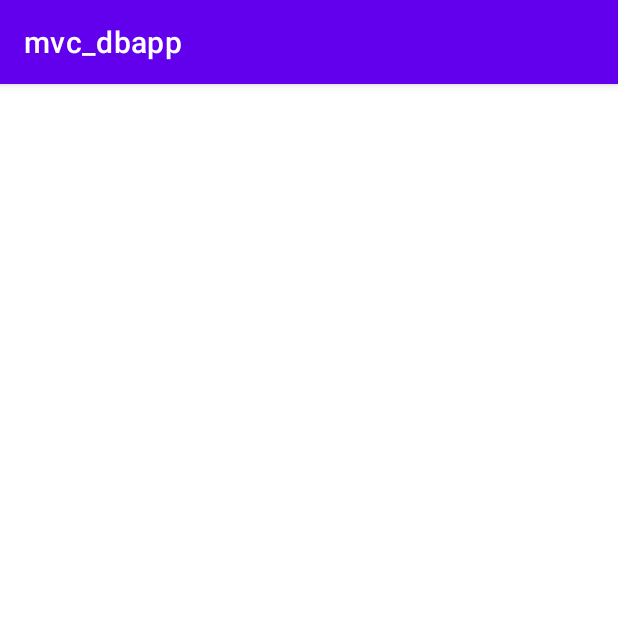
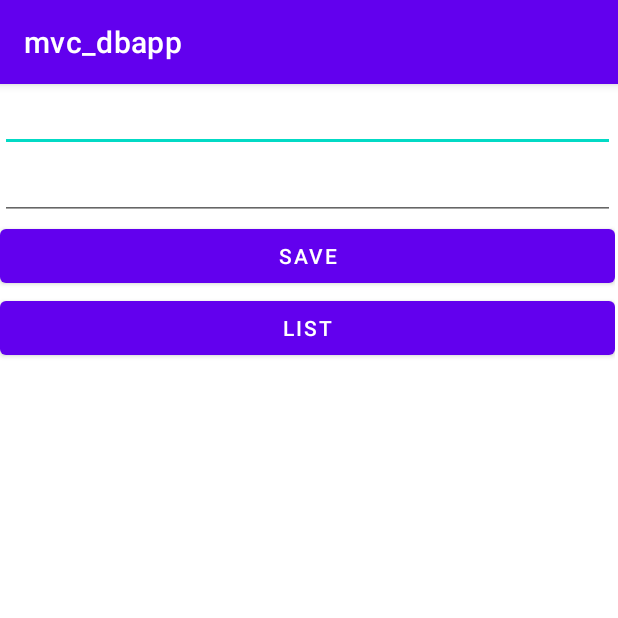
Before and after one commit to Fathima-arakkal/mvc_dbapp_Android, an Android app: the screen it shows after launch (MainActivity), on a phone screen of 412 x 824 dp, the top half of it. Run offline under Robolectric (Android 15) with nearby library versions, the phone set to English and light mode, and no system bars.

Commit message:
activity changed

```diff
--- a/app/src/main/java/com/example/mvc_dbapp/MainActivity.java
+++ b/app/src/main/java/com/example/mvc_dbapp/MainActivity.java
@@ -3,12 +3,46 @@ package com.example.mvc_dbapp;
 import androidx.appcompat.app.AppCompatActivity;
 
 import android.os.Bundle;
+import android.view.View;
+import android.widget.EditText;
+import android.widget.TextView;
+
+import java.util.List;
 
 public class MainActivity extends AppCompatActivity {
+    EditText e2,e3;
+    CDB db;
 
     @Override
     protected void onCreate(Bundle savedInstanceState) {
         super.onCreate(savedInstanceState);
         setContentView(R.layout.activity_main);
+        e2=(EditText) findViewById(R.id.e2);
+        e3=(EditText) findViewById(R.id.e3);
+        db=new CDB(this);
+
+    }
+    public void onadd(View view)
+    {
+        CDept rec=new CDept();
+        rec.dname=e2.getText().toString();
+        rec.dloc=e3.getText().toString();
+        db.addDept(rec);
+        e2.setText("");
+        e3.setText("");
+    }
+    public void onlist(View view)
+    {
+        List<CDept> rec=db.getAllvalues();
+        String str="";
+        for (CDept cr:rec)
+        {
+            String log="Did:" +cr.id+",DNAME:"+cr.dname+",DLOC:"+cr.dloc;
+            log=log + "\n";
+            str=str+log;
+
+        }
+        TextView t=(TextView) findViewById(R.id.tv);
+        t.setText(str);
     }
 }
--- a/app/src/main/res/layout/activity_main.xml
+++ b/app/src/main/res/layout/activity_main.xml
@@ -6,12 +6,49 @@
     android:layout_height="match_parent"
     tools:context=".MainActivity">
 
+    <LinearLayout
+        android:layout_width="410dp"
+        android:layout_height="730dp"
+        android:orientation="vertical"
+        tools:layout_editor_absoluteX="1dp"
+        tools:layout_editor_absoluteY="1dp"
+        tools:ignore="MissingConstraints">
 
-    <RelativeLayout
-        android:layout_width="409dp"
-        android:layout_height="729dp"
-        tools:layout_editor_absoluteX="1dp"
-        tools:layout_editor_absoluteY="1dp">
+        <EditText
+            android:id="@+id/e2"
+            android:layout_width="match_parent"
+            android:layout_height="wrap_content"
+            android:ems="10"
+            android:inputType="textPersonName"
+            android:text="" />
 
-    </RelativeLayout>
+        <EditText
+            android:id="@+id/e3"
+            android:layout_width="match_parent"
+            android:layout_height="wrap_content"
+            android:ems="10"
+            android:inputType="textPersonName"
+            android:text="" />
+
+        <Button
+            android:id="@+id/button"
+            android:layout_width="match_parent"
+            android:layout_height="wrap_content"
+            android:onClick="onadd"
+            android:text="SAVE" />
+
+        <Button
+            android:id="@+id/button2"
+            android:layout_width="match_parent"
+            android:layout_height="wrap_content"
+            android:onClick="onlist"
+            android:text="LIST" />
+
+        <TextView
+            android:id="@+id/tv"
+            android:layout_width="match_parent"
+            android:layout_height="291dp"
+            android:text="" />
+    </LinearLayout>
+
 </androidx.constraintlayout.widget.ConstraintLayout>
```
Also changed, not shown: app/src/main/java/com/example/mvc_dbapp/CDB.java (+31 -7 lines).
